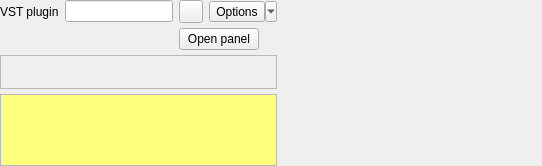
Old version of the form Editor/guis/VSTPluginFilterGUI.ui in the repository 115dkk/EqualizerAPO-XT.
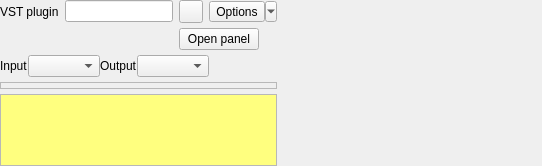
New version of the form. Icons and pictures are not drawn. Custom widgets are drawn as their Qt base class.

Commit message:
feat(editor): add VST3 bus layout dropdowns to the legacy VST row
The legacy row gains plain Input/Output dropdowns for the VST3 main-bus
contract, mutually exclusive with the legacy Stereo input toggle. Both the
row and the modern card now also preserve the upcoming per-slot channel
fill lists (InputChannels/OutputChannels) losslessly through store(),
clearing a side's list only when that side's layout changes.

What changed in the file:
```diff
--- a/Editor/guis/VSTPluginFilterGUI.ui
+++ b/Editor/guis/VSTPluginFilterGUI.ui
@@ -103,6 +103,43 @@
     </widget>
    </item>
    <item row="2" column="0" colspan="4">
+    <layout class="QHBoxLayout" name="busLayoutRow">
+     <item>
+      <widget class="QLabel" name="busInputLabel">
+       <property name="text">
+        <string>Input</string>
+       </property>
+      </widget>
+     </item>
+     <item>
+      <widget class="QComboBox" name="busInputComboBox"/>
+     </item>
+     <item>
+      <widget class="QLabel" name="busOutputLabel">
+       <property name="text">
+        <string>Output</string>
+       </property>
+      </widget>
+     </item>
+     <item>
+      <widget class="QComboBox" name="busOutputComboBox"/>
+     </item>
+     <item>
+      <spacer name="busSpacer">
+       <property name="orientation">
+        <enum>Qt::Horizontal</enum>
+       </property>
+       <property name="sizeHint" stdset="0">
+        <size>
+         <width>40</width>
+         <height>20</height>
+        </size>
+       </property>
+      </spacer>
+     </item>
+    </layout>
+   </item>
+   <item row="3" column="0" colspan="4">
     <widget class="QFrame" name="frame">
      <property name="frameShape">
       <enum>QFrame::StyledPanel</enum>
@@ -112,7 +149,7 @@
      </property>
     </widget>
    </item>
-   <item row="3" column="0" colspan="4">
+   <item row="4" column="0" colspan="4">
     <widget class="QPlainTextEdit" name="warningTextEdit">
      <property name="sizePolicy">
       <sizepolicy hsizetype="Expanding" vsizetype="Preferred">
```
The commit also changes 6 other files.
